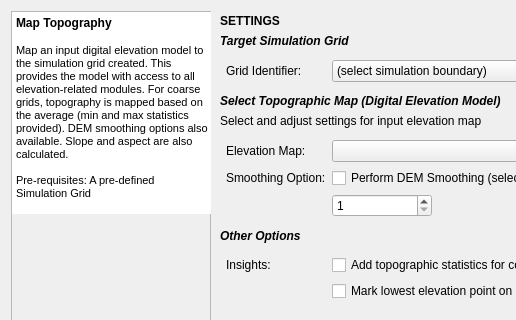
First picture: the form in gui/mods_master_guis/mod_topography.ui, repository petermbach/urbanbeats-pss, before the edit; both pictures show x 0 to 516 and y 0 to 320 of the 630 by 420 pixel window.
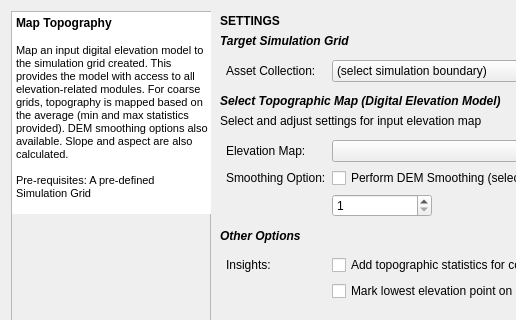
Second picture: the form after the edit. Icons and pictures are not drawn.

Diff of the .ui file:
```diff
--- a/gui/mods_master_guis/mod_topography.ui
+++ b/gui/mods_master_guis/mod_topography.ui
@@ -371,7 +371,7 @@
             <string>Width of the square cell in the city grid in metres</string>
            </property>
            <property name="text">
-            <string>Grid Identifier:</string>
+            <string>Asset Collection:</string>
            </property>
           </widget>
          </item>
```
